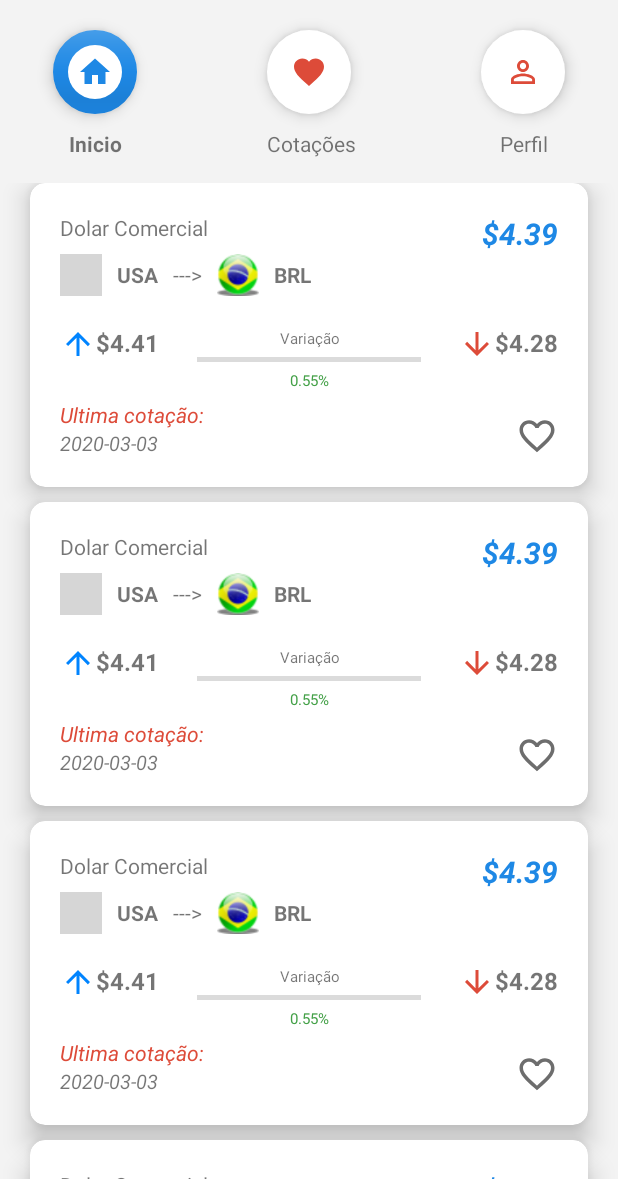
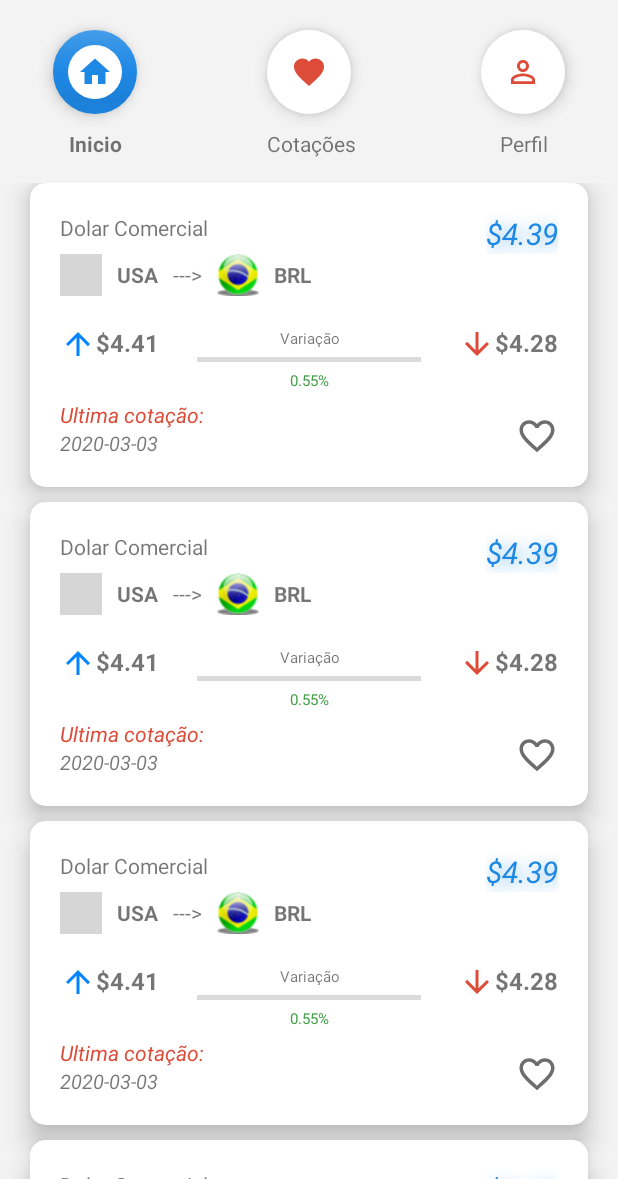
Before and after one commit to nuLL-cmd/coin_see_app_android_public, an Android app: the screen it shows after launch (MainActivity), on a phone screen of 412 x 824 dp, the part 57-1236 px from its top. Run offline under Robolectric (Android 15) with nearby library versions, the phone set to English and light mode, and no system bars; our stand-ins replace CircleImageView; Roboto replaces fonts that are not available here; grey boxes are pictures that could not be loaded.

Commit message:
Pequenas alterações no sombreamento das letras em algumas labels do layout

```diff
--- a/app/src/main/res/layout/activity_details.xml
+++ b/app/src/main/res/layout/activity_details.xml
@@ -104,7 +104,7 @@
                              android:drawableStart="@drawable/ic_arrowup_4dp"
                              android:textSize="25sp"
                              android:drawablePadding="10dp"
-                             android:textStyle="bold"
+
                              android:id="@+id/txtHigh_details"
                              android:layout_marginStart="20dp"/>
                          <TextView
@@ -120,7 +120,6 @@
                              android:textSize="25sp"
                              android:layout_alignParentEnd="true"
                              android:layout_marginEnd="20dp"
-                             android:textStyle="bold"
                              android:id="@+id/txtLow_details"
                              android:layout_marginStart="25dp"/>
                          <TextView
--- a/app/src/main/res/layout/activity_fav.xml
+++ b/app/src/main/res/layout/activity_fav.xml
@@ -54,7 +54,7 @@
         android:shadowRadius="17"
         android:textColor="#363636"
         android:layout_marginTop="25dp"
-        android:textStyle="bold" />
+        />
 
     <androidx.recyclerview.widget.RecyclerView
         android:id="@+id/recyclerFav_fav"
--- a/app/src/main/res/layout/layout_celula_main.xml
+++ b/app/src/main/res/layout/layout_celula_main.xml
@@ -86,8 +86,12 @@
             android:layout_width="wrap_content"
             android:layout_height="wrap_content"
             android:textSize="20sp"
-            android:textStyle="bold|italic"
+            android:textStyle="italic"
             android:text="$4.39"
+            android:shadowDx="3"
+            android:shadowDy="3"
+            android:shadowRadius="13"
+            android:shadowColor="#76B6EE"
             android:textColor="@color/colorPrimaryDark"
             android:layout_alignParentEnd="true"
             android:layout_alignTop="@id/txtName_layout"/>
```
